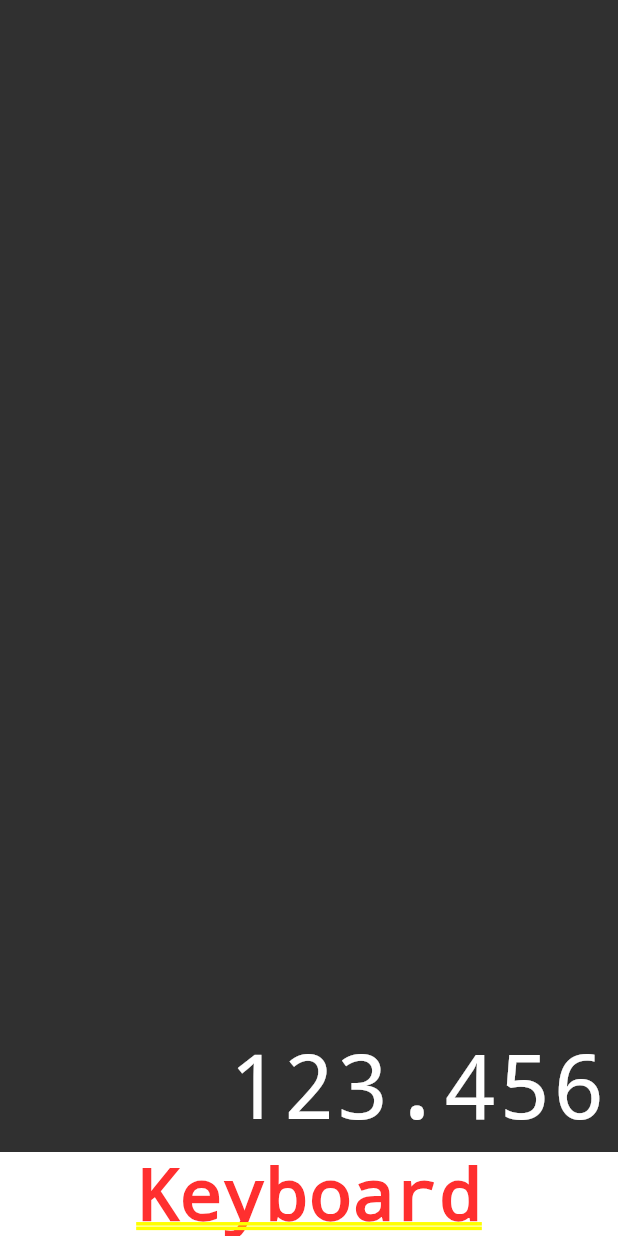
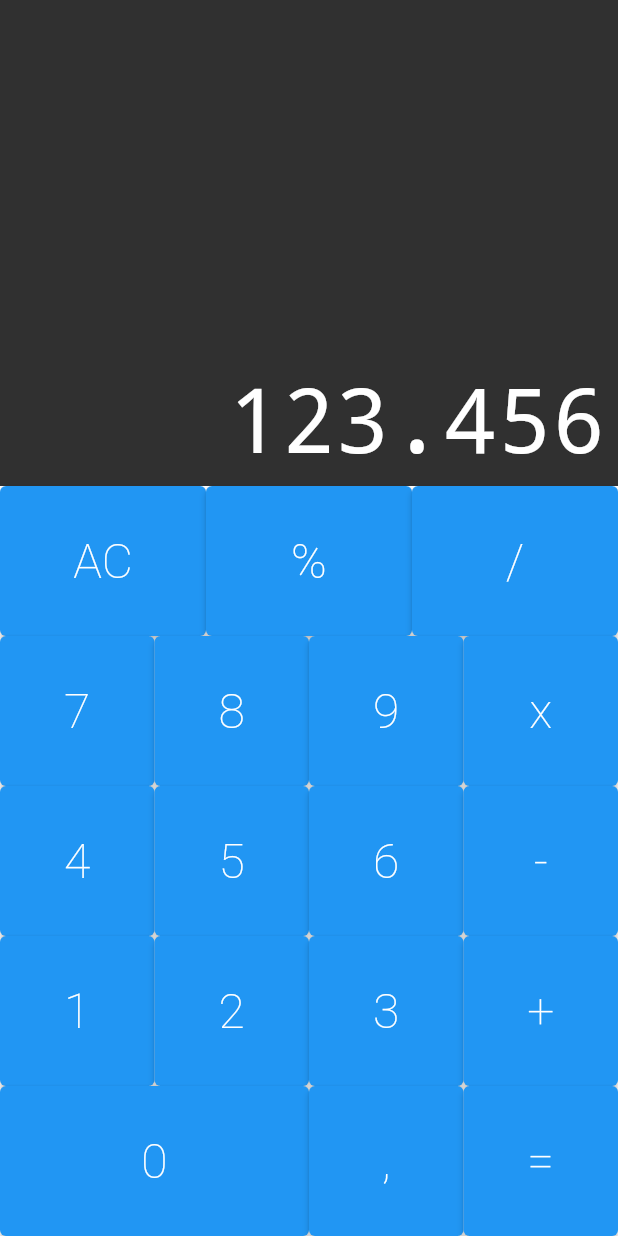
Before and after one commit to ThiagoWaldrich/flutter_calculator, a Flutter app: the screen it shows after launch, on a phone screen of 412 x 824 dp. Run offline on Flutter 3.47's test engine with Material 2 defaults, Android fonts, the phone set to English and light mode, and no system bars; drawn by our look-alikes of auto_size_text.

Commit message:
Adding keyboard and changing its properties

```diff
--- /dev/null
+++ b/lib/components/button.dart
@@ -0,0 +1,26 @@
+import 'package:flutter/material.dart';
+
+class Button extends StatelessWidget {
+  const Button({Key? key, required this.text, this.big = false})
+      : super(key: key);
+  final String text;
+  final bool big;
+
+  @override
+  Widget build(BuildContext context) {
+    return Expanded(
+      //expansão horizontal
+      flex: big ? 2 : 1,
+      child: ElevatedButton(
+        child: Text(
+          text,
+          style: TextStyle(
+              color: Colors.white,
+              fontSize: 32,
+              fontWeight: FontWeight.w200),
+        ),
+        onPressed: () {},
+      ),
+    );
+  }
+}
--- /dev/null
+++ b/lib/components/button_row.dart
@@ -0,0 +1,19 @@
+import 'package:flutter/material.dart';
+import 'button.dart';
+
+class ButtonRow extends StatelessWidget {
+  const ButtonRow({ Key? key, required this.buttons }) : super(key: key);
+  final List<Button> buttons;
+
+
+  @override
+  Widget build(BuildContext context) {
+    return Expanded(//expansão horizontal
+      flex: 1,//preenchimento de tela
+      child: Row(
+        crossAxisAlignment: CrossAxisAlignment.stretch,//expande os botões verticalmente
+        children: buttons,
+      ),
+    );
+  }
+}
--- /dev/null
+++ b/lib/components/keyboard.dart
@@ -0,0 +1,45 @@
+import 'package:flutter/material.dart';
+import 'button_row.dart';
+import 'button.dart';
+
+class Keyboard extends StatelessWidget {
+  const Keyboard({ Key? key }) : super(key: key);
+
+  @override
+  Widget build(BuildContext context) {
+    return Container(
+      height: 500,
+      child: Column(children: <Widget>[
+        ButtonRow(buttons: [
+          Button(text: 'AC'),
+          Button(text: '%'),
+          Button(text: '/'),
+        ],),
+        ButtonRow(buttons: [
+          Button(text: '7'),
+          Button(text: '8'),
+          Button(text: '9'),
+          Button(text: 'x'),
+        ],),
+        ButtonRow(buttons: [
+          Button(text: '4'),
+          Button(text: '5'),
+          Button(text: '6'),
+          Button(text: '-'),
+        ],),
+        ButtonRow(buttons: [
+          Button(text: '1'),
+          Button(text: '2'),
+          Button(text: '3'),
+          Button(text: '+'),
+        ],),
+        ButtonRow(buttons: [
+          Button(text: '0', big: true,),
+          Button(text: ','),
+          Button(text: '='),
+        ],)
+      ],)
+
+    );
+  }
+}
--- /dev/null
+++ b/lib/models/memory.dart
@@ -0,0 +1,3 @@
+class Memory{
+
+}
--- a/lib/screens/calculator.dart
+++ b/lib/screens/calculator.dart
@@ -1,5 +1,6 @@
 import 'package:flutter/material.dart';
 import '../components/display.dart';
+import '../components/keyboard.dart';
 
 class Calculator extends StatelessWidget {
   const Calculator({ Key? key }) : super(key: key);
@@ -10,7 +11,7 @@ class Calculator extends StatelessWidget {
       home:Column(
         children: <Widget>[
         Display(text:'123.456'),
-        Text('Keyboard'),
+        Keyboard(),
       ],
       ),
     );
```
